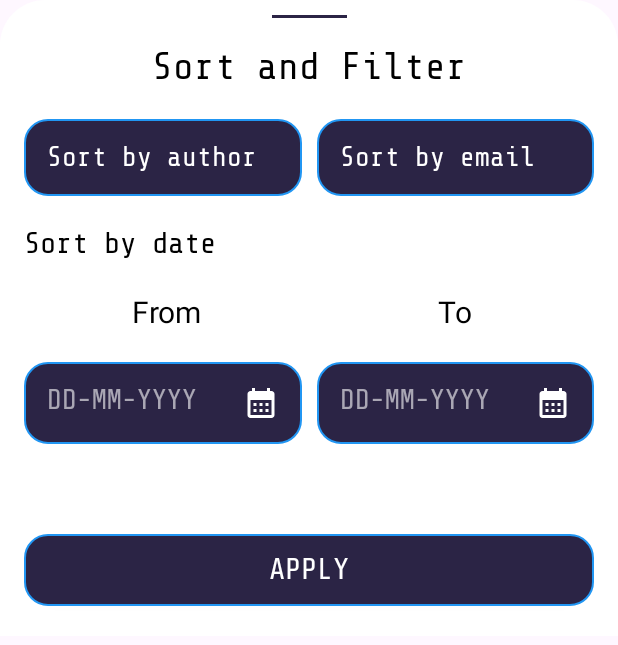
After one commit to Sahilandroid07/Github-Commits, an Android app: the layout fragment_filter_bottom_sheet.xml on its own in the app's theme, with its tools: preview values and no code run, on a phone screen of 412 x 824 dp. The commit adds this screen. Shown: the top 645 px of the screen. Run offline under Robolectric (Android 15) with nearby library versions, the phone set to English and light mode, and no system bars.

Commit message:
1. updated query parameters in GitApiService. 2. put progress bar in GithubCommitsFragment xml. 3. create FilterBottomSheetFragment for filter data.

```diff
--- a/app/src/main/java/com/example/githubcommits/data/GitApiService.kt
+++ b/app/src/main/java/com/example/githubcommits/data/GitApiService.kt
@@ -13,6 +13,10 @@ interface GitApiService {
         @Path("owner") owner: String?,
         @Path("repo") repo: String?,
         @Query("per_page") perPage: String?,
-        @Query("page") page: String?
+        @Query("page") page: String?,
+        @Query("author") author: String?,
+        @Query("committer") committer: String?,
+        @Query("since") since: String?,
+        @Query("until") until: String?,
     ): Response<List<GithubCommitsRemoteResponseItem>>
 }
--- /dev/null
+++ b/app/src/main/java/com/example/githubcommits/domain/utils/Constants.kt
@@ -0,0 +1,3 @@
+package com.example.githubcommits.domain.utils
+
+const val FILTER_DATA_KEY = "FILTER_DATA_KEY"
--- /dev/null
+++ b/app/src/main/res/drawable/ic_calender.xml
@@ -0,0 +1,5 @@
+<vector android:height="24dp" android:tint="#FFFFFF"
+    android:viewportHeight="24" android:viewportWidth="24"
+    android:width="24dp" xmlns:android="http://schemas.android.com/apk/res/android">
+    <path android:fillColor="@android:color/white" android:pathData="M19,4h-1V2h-2v2H8V2H6v2H5C3.89,4 3.01,4.9 3.01,6L3,20c0,1.1 0.89,2 2,2h14c1.1,0 2,-0.9 2,-2V6C21,4.9 20.1,4 19,4zM19,20H5V10h14V20zM9,14H7v-2h2V14zM13,14h-2v-2h2V14zM17,14h-2v-2h2V14zM9,18H7v-2h2V18zM13,18h-2v-2h2V18zM17,18h-2v-2h2V18z"/>
+</vector>
--- /dev/null
+++ b/app/src/main/res/drawable/ripple_round_with_blue_stroke.xml
@@ -0,0 +1,19 @@
+<?xml version="1.0" encoding="utf-8"?>
+<ripple xmlns:android="http://schemas.android.com/apk/res/android"
+    android:color="@color/white_opacity_60">
+    <item android:id="@android:id/mask">
+        <shape>
+            <solid android:color="@color/white_opacity_60" />
+            <stroke android:width="1dp" android:color="@color/sky_blue"/>
+            <corners android:radius="15dp"/>
+        </shape>
+    </item>
+
+    <item android:id="@android:id/background">
+        <shape xmlns:android="http://schemas.android.com/apk/res/android">
+            <solid android:color="@color/splash_bg" />
+            <stroke android:width="1dp" android:color="@color/sky_blue"/>
+            <corners android:radius="15dp"/>
+        </shape>
+    </item>
+</ripple>
--- /dev/null
+++ b/app/src/main/res/drawable/top_radius_bg.xml
@@ -0,0 +1,6 @@
+<?xml version="1.0" encoding="utf-8"?>
+<shape xmlns:android="http://schemas.android.com/apk/res/android">
+    <solid android:color="@color/white"/>
+    <corners android:topLeftRadius="30dp" android:topRightRadius="30dp"/>
+
+</shape>
--- /dev/null
+++ b/app/src/main/res/layout/fragment_filter_bottom_sheet.xml
@@ -0,0 +1,198 @@
+<?xml version="1.0" encoding="utf-8"?>
+<layout xmlns:android="http://schemas.android.com/apk/res/android"
+    xmlns:app="http://schemas.android.com/apk/res-auto"
+    xmlns:tools="http://schemas.android.com/tools">
+
+    <data>
+        <variable
+            name="listener"
+            type="android.view.View.OnClickListener" />
+    </data>
+
+    <androidx.constraintlayout.widget.ConstraintLayout
+        android:layout_width="match_parent"
+        android:layout_height="wrap_content"
+        android:background="@drawable/top_radius_bg"
+        tools:context=".presentation.fragments.FilterBottomSheetFragment">
+        <!-- region bottom sheet -->
+
+        <androidx.constraintlayout.widget.Guideline
+            android:id="@+id/startGuide"
+            android:layout_width="wrap_content"
+            android:layout_height="wrap_content"
+            android:orientation="vertical"
+            app:layout_constraintGuide_begin="16dp" />
+
+        <androidx.constraintlayout.widget.Guideline
+            android:id="@+id/endGuide"
+            android:layout_width="wrap_content"
+            android:layout_height="wrap_content"
+            android:orientation="vertical"
+            app:layout_constraintGuide_end="16dp" />
+
+        <View
+            android:id="@+id/view2"
+            android:layout_width="0dp"
+            android:layout_height="2dp"
+            android:layout_marginHorizontal="80dp"
+            android:layout_marginTop="10dp"
+            android:background="@color/splash_bg"
+            app:layout_constraintEnd_toEndOf="@id/tvSort"
+            app:layout_constraintStart_toStartOf="@id/tvSort"
+            app:layout_constraintTop_toTopOf="parent" />
+
+        <androidx.appcompat.widget.AppCompatTextView
+            android:id="@+id/tvSort"
+            android:layout_width="wrap_content"
+            android:layout_height="wrap_content"
+            android:layout_marginTop="20dp"
+            android:fontFamily="@font/share_tech_mono_regular"
+            android:text="@string/sort_and_filter"
+            android:textColor="@color/black"
+            android:textSize="25sp"
+            app:layout_constraintEnd_toEndOf="@id/endGuide"
+            app:layout_constraintStart_toStartOf="@id/startGuide"
+            app:layout_constraintTop_toTopOf="@id/view2" />
+
+        <androidx.appcompat.widget.AppCompatEditText
+            android:id="@+id/etAuthor"
+            android:layout_width="0dp"
+            android:layout_height="wrap_content"
+            android:layout_marginTop="20dp"
+            android:layout_marginEnd="10dp"
+            android:maxLines="1"
+            android:inputType="text"
+            android:imeOptions="actionDone"
+            android:background="@drawable/round_with_blue_stroke"
+            android:fontFamily="@font/share_tech_mono_regular"
+            android:hint="@string/sort_by_author"
+            android:padding="15dp"
+            android:textColor="@color/white"
+            android:textColorHint="@color/white"
+            android:textSize="18sp"
+            app:layout_constraintEnd_toStartOf="@id/etEmail"
+            app:layout_constraintStart_toStartOf="@id/startGuide"
+            app:layout_constraintTop_toBottomOf="@id/tvSort" />
+
+
+        <androidx.appcompat.widget.AppCompatEditText
+            android:id="@+id/etEmail"
+            android:layout_width="0dp"
+            android:layout_height="wrap_content"
+            android:background="@drawable/round_with_blue_stroke"
+            android:fontFamily="@font/share_tech_mono_regular"
+            android:hint="@string/sort_by_email"
+            android:padding="15dp"
+            android:maxLines="1"
+            android:inputType="textEmailAddress"
+            android:imeOptions="actionDone"
+            android:textColor="@color/white"
+            android:textColorHint="@color/white"
+            android:textSize="18sp"
+            app:layout_constraintBottom_toBottomOf="@id/etAuthor"
+            app:layout_constraintEnd_toEndOf="@id/endGuide"
+            app:layout_constraintStart_toEndOf="@id/etAuthor"
+            app:layout_constraintTop_toTopOf="@id/etAuthor" />
+
+        <androidx.appcompat.widget.AppCompatTextView
+            android:id="@+id/tvDate"
+            android:layout_width="wrap_content"
+            android:layout_height="wrap_content"
+            android:layout_marginTop="20dp"
+            android:fontFamily="@font/share_tech_mono_regular"
+            android:textColor="@color/black"
+            android:text="@string/sort_by_date"
+            android:textSize="20sp"
+            app:layout_constraintStart_toStartOf="@id/startGuide"
+            app:layout_constraintTop_toBottomOf="@id/etAuthor" />
+
+        <androidx.appcompat.widget.AppCompatTextView
+            android:id="@+id/tvFrom"
+            android:layout_width="wrap_content"
+            android:layout_height="wrap_content"
+            android:layout_marginStart="5dp"
+            android:layout_marginTop="20dp"
+            android:text="@string/from"
+            android:textSize="20sp"
+            android:textColor="@color/black"
+            app:layout_constraintBottom_toTopOf="@id/etDateFrom"
+            app:layout_constraintEnd_toEndOf="@id/etDateFrom"
+            app:layout_constraintStart_toStartOf="@id/etDateFrom"
+            app:layout_constraintTop_toBottomOf="@id/tvDate" />
+
+        <androidx.appcompat.widget.AppCompatTextView
+            android:id="@+id/tvTo"
+            android:layout_width="wrap_content"
+            android:layout_height="wrap_content"
+            android:text="@string/to"
+            android:textColor="@color/black"
+            android:textSize="20sp"
+            app:layout_constraintBottom_toBottomOf="@id/tvFrom"
+            app:layout_constraintEnd_toEndOf="@id/etDateTo"
+            app:layout_constraintStart_toStartOf="@id/etDateTo"
+            app:layout_constraintTop_toTopOf="@id/tvFrom" />
+
+        <androidx.appcompat.widget.AppCompatTextView
+            android:id="@+id/etDateFrom"
+            android:layout_width="0dp"
+            android:layout_height="wrap_content"
+            android:layout_marginTop="20dp"
+            android:clickable="true"
+            android:focusable="true"
+            android:background="@drawable/ripple_round_with_blue_stroke"
+            android:drawableEnd="@drawable/ic_calender"
+            android:drawablePadding="10dp"
+            android:fontFamily="@font/share_tech_mono_regular"
+            android:hint="@string/dd_mm_yyyy"
+            android:padding="15dp"
+            android:onClick="@{listener.onClick}"
+            android:textColorHint="@color/white_opacity_60"
+            android:textColor="@color/white"
+            android:textSize="18sp"
+            app:layout_constraintEnd_toStartOf="@id/etDateTo"
+            app:layout_constraintStart_toStartOf="@id/startGuide"
+            app:layout_constraintTop_toBottomOf="@id/tvFrom" />
+
+
+        <androidx.appcompat.widget.AppCompatTextView
+            android:id="@+id/etDateTo"
+            android:layout_width="0dp"
+            android:layout_height="wrap_content"
+            android:layout_marginStart="10dp"
+            android:background="@drawable/ripple_round_with_blue_stroke"
+            android:drawableEnd="@drawable/ic_calender"
+            android:drawablePadding="10dp"
+            android:textColorHint="@color/white_opacity_60"
+            android:clickable="true"
+            android:focusable="true"
+            android:onClick="@{listener.onClick}"
+            android:fontFamily="@font/share_tech_mono_regular"
+            android:hint="@string/dd_mm_yyyy"
+            android:padding="15dp"
+            android:textColor="@color/white"
+            android:textSize="18sp"
+            app:layout_constraintBottom_toBottomOf="@id/etDateFrom"
+            app:layout_constraintEnd_toEndOf="@id/endGuide"
+            app:layout_constraintStart_toEndOf="@id/etDateFrom"
+            app:layout_constraintTop_toTopOf="@id/etDateFrom" />
+
+        <androidx.appcompat.widget.AppCompatButton
+            android:id="@+id/btnApply"
+            android:layout_width="0dp"
+            android:layout_height="wrap_content"
+            android:layout_marginTop="60dp"
+            android:layout_marginBottom="20dp"
+            android:background="@drawable/ripple_round_with_blue_stroke"
+            android:fontFamily="@font/share_tech_mono_regular"
+            android:text="@string/apply"
+            android:textColor="@color/white"
+            android:textSize="20sp"
+            android:onClick="@{listener.onClick}"
+            app:layout_constraintBottom_toBottomOf="parent"
+            app:layout_constraintEnd_toEndOf="@id/endGuide"
+            app:layout_constraintStart_toStartOf="@id/startGuide"
+            app:layout_constraintTop_toBottomOf="@id/etDateFrom" />
+
+        <!-- endregion bottom sheet -->
+    </androidx.constraintlayout.widget.ConstraintLayout>
+</layout>
--- a/app/src/main/res/layout/view_holder_github_commits.xml
+++ b/app/src/main/res/layout/view_holder_github_commits.xml
@@ -99,7 +99,7 @@
                 android:layout_marginBottom="20dp"
                 android:fontFamily="@font/share_tech_mono_regular"
                 tools:text="@string/date"
-                android:text="@{data.Commit.committer.date}"
+                android:text="@{data.formattedDate()}"
                 android:textColor="@color/black"
                 android:textSize="20sp"
                 app:layout_constraintBottom_toTopOf="@id/tvMessage"
--- a/app/src/main/res/values/strings.xml
+++ b/app/src/main/res/values/strings.xml
@@ -10,4 +10,12 @@
     <string name="enter_your_email">Enter your email</string>
     <string name="my_message">My Messages</string>
     <string name="date">Date</string>
+    <string name="sort_and_filter">Sort and Filter</string>
+    <string name="sort_by_author">Sort by author</string>
+    <string name="sort_by_email">Sort by email</string>
+    <string name="sort_by_date">Sort by date</string>
+    <string name="dd_mm_yyyy">DD-MM-YYYY</string>
+    <string name="from">From</string>
+    <string name="to">To</string>
+    <string name="apply">Apply</string>
 </resources>
```
Also changed, not shown: app/src/main/java/com/example/githubcommits/data/repository/GithubApiRepository.kt (+8 -1 lines), app/src/main/java/com/example/githubcommits/data/repository/GithubApiRepositoryImpl.kt (+6 -2 lines), app/src/main/java/com/example/githubcommits/data/repository/GithubCommitsPagingSource.kt (+6 -2 lines), app/src/main/java/com/example/githubcommits/domain/response/GithubCommitsRemoteResponseItem.kt (+11 -0 lines), app/src/main/java/com/example/githubcommits/domain/utils/FilterData.kt (added, +44 -0 lines), app/src/main/java/com/example/githubcommits/presentation/fragments/FilterBottomSheetFragment.kt (added, +85 -0 lines), app/src/main/java/com/example/githubcommits/presentation/fragments/GithubCommitsFragment.kt (+23 -8 lines), app/src/main/java/com/example/githubcommits/presentation/fragments/GithubCommitsViewModel.kt (+9 -2 lines), app/src/main/res/drawable/new_ripple_effect_2.xml (added, +17 -0 lines), app/src/main/res/layout/fragment_github_commits.xml (+13 -4 lines), app/src/main/res/navigation/nav_main.xml (+8 -0 lines).
